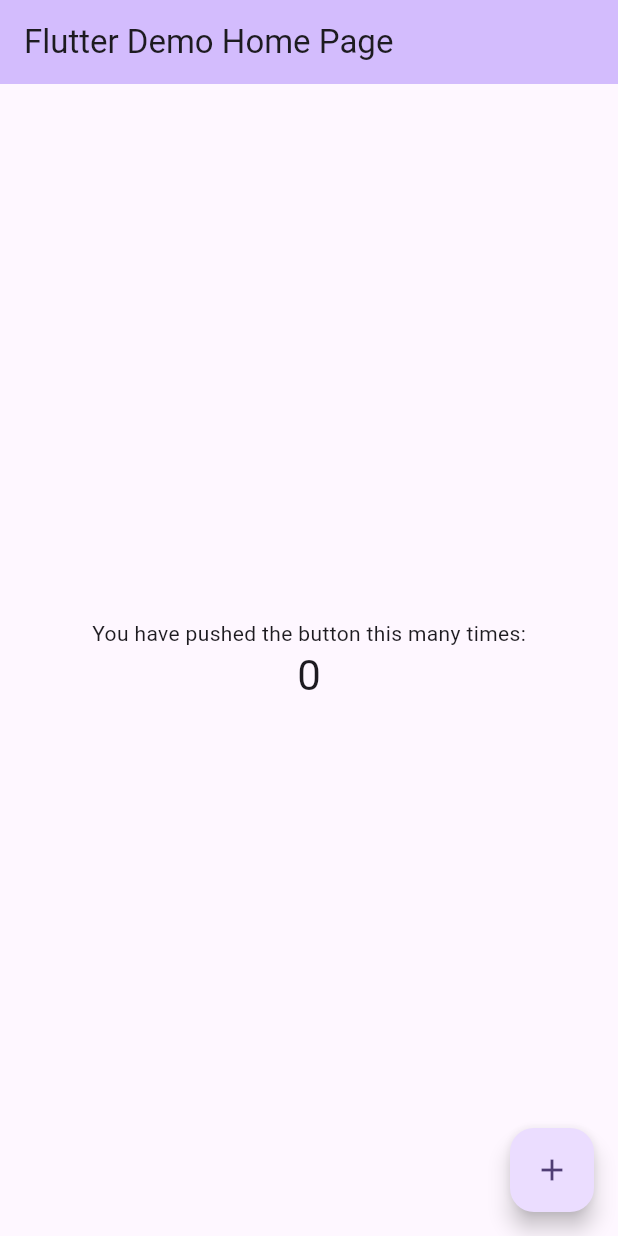
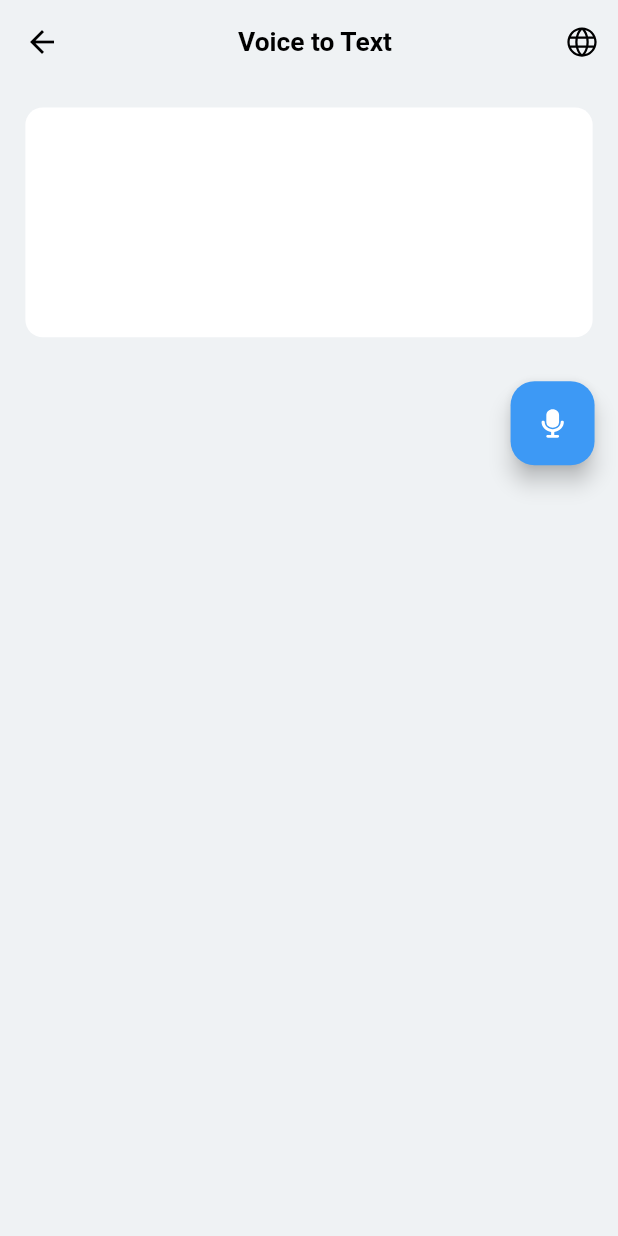
Before and after one commit to abdallah2674/project, a Flutter app: the screen it shows after launch, on a phone screen of 412 x 824 dp. Run offline on Flutter 3.47's test engine with Material 3 defaults, Android fonts, the phone set to English and light mode, and no system bars; our stand-ins replace easy_localization, flutter_screenutil, flutter_svg.

Commit message:
voice to text page

```diff
--- a/lib/main.dart
+++ b/lib/main.dart
@@ -1,5 +1,7 @@
 import 'package:easy_localization/easy_localization.dart';
 import 'package:flutter/material.dart';
+import 'package:flutter_screenutil/flutter_screenutil.dart';
+import 'package:project_1/voiceToText.dart';
 
 void main() async {
   WidgetsFlutterBinding.ensureInitialized();
@@ -19,116 +21,21 @@ class MyApp extends StatelessWidget {
 
   @override
   Widget build(BuildContext context) {
-    return MaterialApp(
-      localizationsDelegates: context.localizationDelegates,
-      supportedLocales: context.supportedLocales,
-      locale: context.locale,
-      title: 'Flutter Demo',
-      theme: ThemeData(
-        // This is the theme of your application.
-        //
-        // TRY THIS: Try running your application with "flutter run". You'll see
-        // the application has a purple toolbar. Then, without quitting the app,
-        // try changing the seedColor in the colorScheme below to Colors.green
-        // and then invoke "hot reload" (save your changes or press the "hot
-        // reload" button in a Flutter-supported IDE, or press "r" if you used
-        // the command line to start the app).
-        //
-        // Notice that the counter didn't reset back to zero; the application
-        // state is not lost during the reload. To reset the state, use hot
-        // restart instead.
-        //
-        // This works for code too, not just values: Most code changes can be
-        // tested with just a hot reload.
-        colorScheme: ColorScheme.fromSeed(seedColor: Colors.deepPurple),
-      ),
-      home: const MyHomePage(title: 'Flutter Demo Home Page'),
+    return ScreenUtilInit(
+      designSize: const Size(390, 844),
+      minTextAdapt: true,
+      splitScreenMode: true,
+      // Use builder only if you need to use library outside ScreenUtilInit context
+      builder: (_ , child) {
+        return MaterialApp(
+          localizationsDelegates: context.localizationDelegates,
+          supportedLocales: context.supportedLocales,
+          locale: context.locale,
+          debugShowCheckedModeBanner: false,
+          home: child,
+        );
+      },
+      child: const voiceToTextScreen(),
     );
   }
 }
-
-class MyHomePage extends StatefulWidget {
-  const MyHomePage({super.key, required this.title});
-
-  // This widget is the home page of your application. It is stateful, meaning
-  // that it has a State object (defined below) that contains fields that affect
-  // how it looks.
-
-  // This class is the configuration for the state. It holds the values (in this
-  // case the title) provided by the parent (in this case the App widget) and
-  // used by the build method of the State. Fields in a Widget subclass are
-  // always marked "final".
-
-  final String title;
-
-  @override
-  State<MyHomePage> createState() => _MyHomePageState();
-}
-
-class _MyHomePageState extends State<MyHomePage> {
-  int _counter = 0;
-
-  void _incrementCounter() {
-    setState(() {
-      // This call to setState tells the Flutter framework that something has
-      // changed in this State, which causes it to rerun the build method below
-      // so that the display can reflect the updated values. If we changed
-      // _counter without calling setState(), then the build method would not be
-      // called again, and so nothing would appear to happen.
-      _counter++;
-    });
-  }
-
-  @override
-  Widget build(BuildContext context) {
-    // This method is rerun every time setState is called, for instance as done
-    // by the _incrementCounter method above.
-    //
-    // The Flutter framework has been optimized to make rerunning build methods
-    // fast, so that you can just rebuild anything that needs updating rather
-    // than having to individually change instances of widgets.
-    return Scaffold(
-      appBar: AppBar(
-        // TRY THIS: Try changing the color here to a specific color (to
-        // Colors.amber, perhaps?) and trigger a hot reload to see the AppBar
-        // change color while the other colors stay the same.
-        backgroundColor: Theme.of(context).colorScheme.inversePrimary,
-        // Here we take the value from the MyHomePage object that was created by
-        // the App.build method, and use it to set our appbar title.
-        title: Text(widget.title),
-      ),
-      body: Center(
-        // Center is a layout widget. It takes a single child and positions it
-        // in the middle of the parent.
-        child: Column(
-          // Column is also a layout widget. It takes a list of children and
-          // arranges them vertically. By default, it sizes itself to fit its
-          // children horizontally, and tries to be as tall as its parent.
-          //
-          // Column has various properties to control how it sizes itself and
-          // how it positions its children. Here we use mainAxisAlignment to
-          // center the children vertically; the main axis here is the vertical
-          // axis because Columns are vertical (the cross axis would be
-          // horizontal).
-          //
-          // TRY THIS: Invoke "debug painting" (choose the "Toggle Debug Paint"
-          // action in the IDE, or press "p" in the console), to see the
-          // wireframe for each widget.
-          mainAxisAlignment: MainAxisAlignment.center,
-          children: <Widget>[
-            const Text('You have pushed the button this many times:'),
-            Text(
-              '$_counter',
-              style: Theme.of(context).textTheme.headlineMedium,
-            ),
-          ],
-        ),
-      ),
-      floatingActionButton: FloatingActionButton(
-        onPressed: _incrementCounter,
-        tooltip: 'Increment',
-        child: const Icon(Icons.add),
-      ), // This trailing comma makes auto-formatting nicer for build methods.
-    );
-  }
-}
--- /dev/null
+++ b/lib/voiceToText.dart
@@ -0,0 +1,63 @@
+import 'package:flutter/material.dart';
+import 'package:flutter_screenutil/flutter_screenutil.dart';
+import 'package:flutter_svg/flutter_svg.dart';
+
+class voiceToTextScreen extends StatefulWidget{
+  const voiceToTextScreen({super.key});
+
+  @override
+  State<voiceToTextScreen> createState() => _voiceToTextScreen();
+}
+
+class _voiceToTextScreen extends State<voiceToTextScreen> {
+  String recorded = "";
+  @override
+  Widget build(BuildContext context) {
+    return Scaffold(
+      backgroundColor: Color(0xffEFF2F4),
+      appBar: AppBar(
+        backgroundColor: Color(0xffEFF2F4),
+        leading: IconButton(icon: Icon(Icons.arrow_back,color: Colors.black,), onPressed: () {} ,),
+        title: Center(
+          child: Text(
+            'Voice to Text',
+            style: TextStyle(
+              color: Colors.black,
+              fontSize: 18.sp,
+              fontWeight: FontWeight.bold
+            ),
+            ),
+        ),
+        actions: [
+          IconButton(icon: SvgPicture.asset("assets/images/Depth 5, Frame 0.svg",color: Colors.black,), onPressed: () {} ,),
+        ],
+      ),
+      body: Padding(
+        padding: EdgeInsetsGeometry.all(16.r),
+        child: Column(
+          mainAxisAlignment: MainAxisAlignment.start,
+          children: [
+            Container(
+              width: 358.w,
+              height: 157.h,
+              margin: EdgeInsets.only(bottom: 30.h),
+              decoration: BoxDecoration(
+                borderRadius: BorderRadius.circular(12.r),
+                color: Colors.white,
+              ),
+              child: Text(recorded),
+            ),
+            Align(
+              alignment: Alignment.centerRight,
+              child: FloatingActionButton(
+                onPressed: (){},
+                backgroundColor: Color(0xff3D99F5),
+                child: SvgPicture.asset("assets/images/Group.svg")
+                ),
+            )
+          ],
+        ),
+        ),
+    );
+  }
+}
--- a/pubspec.yaml
+++ b/pubspec.yaml
@@ -35,6 +35,8 @@ dependencies:
   # Use with the CupertinoIcons class for iOS style icons.
   cupertino_icons: ^1.0.8
   easy_localization: ^3.0.8
+  flutter_screenutil: ^5.9.3
+  flutter_svg: ^2.2.1
 
 dev_dependencies:
   flutter_test:
@@ -60,6 +62,7 @@ flutter:
 
   # To add assets to your application, add an assets section, like this:
   assets:
+    - assets/images/
     - assets/translations/
 
   # An image asset can refer to one or more resolution-specific "variants", see
```
Also changed, not shown: assets/images/Depth 5, Frame 0.png (added), assets/images/Depth 5, Frame 0.svg (added), assets/images/Group.png (added), assets/images/Group.svg (added), lib/jbekf.dart (deleted), pubspec.lock.
